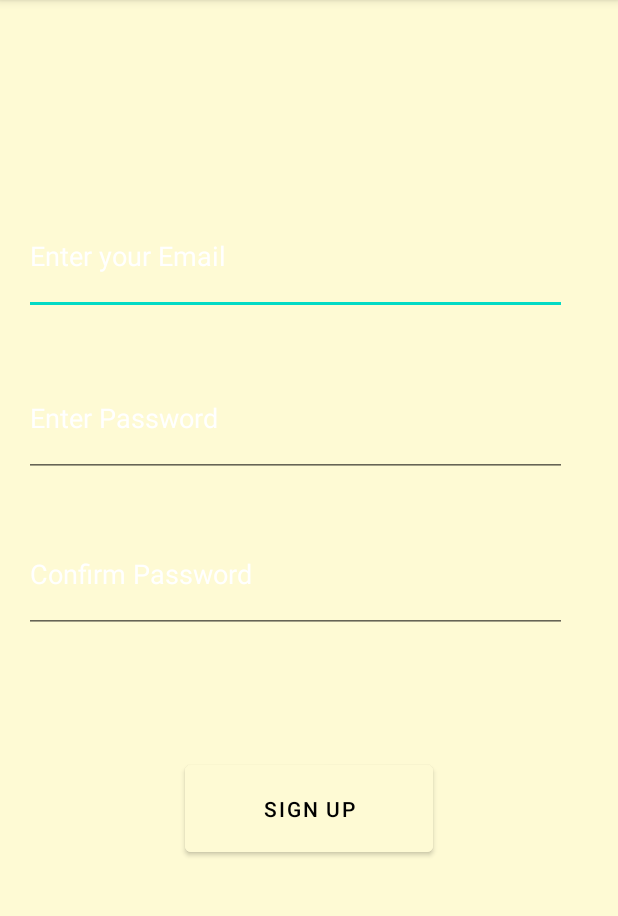
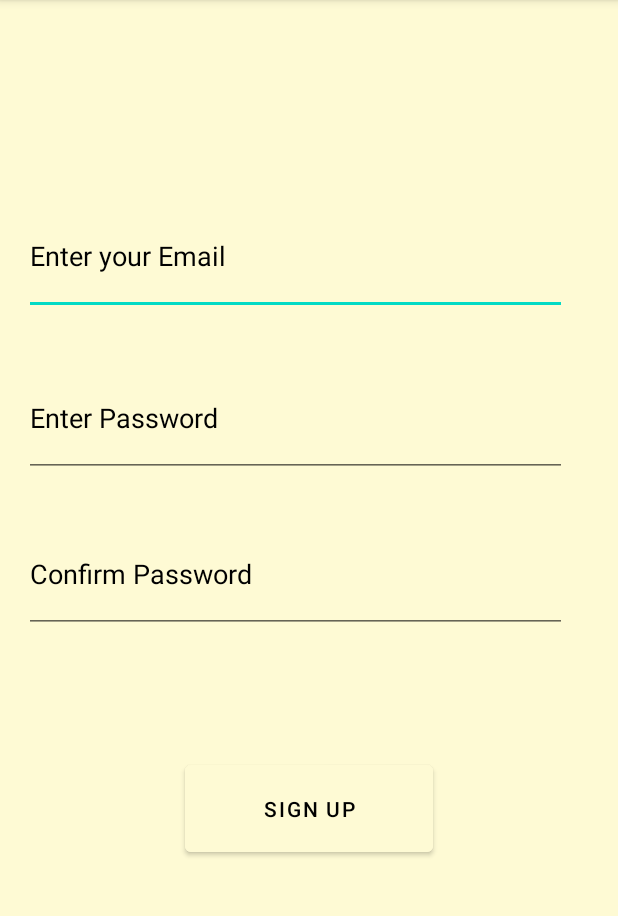
Before and after one commit to saigokhale/SelfBillingQRApp, an Android app: the SignupActivity screen opened directly, with no data from a screen before it, on a phone screen of 412 x 824 dp, the part 84-1000 px from its top. Run offline under Robolectric (Android 15) with nearby library versions, the phone set to English and light mode, and no system bars.

Commit message:
initial commit

```diff
--- a/app/src/main/res/layout/activity_signup.xml
+++ b/app/src/main/res/layout/activity_signup.xml
@@ -13,7 +13,8 @@
         android:layout_height="78dp"
         android:layout_marginTop="132dp"
         android:hint="@string/enter_email"
-        android:textColorHint="@color/white"
+        android:textColor="@color/black"
+        android:textColorHint="@color/black"
         android:inputType="textEmailAddress"
         app:layout_constraintEnd_toEndOf="parent"
         app:layout_constraintHorizontal_bias="0.326"
@@ -26,7 +27,8 @@
         android:layout_height="78dp"
         android:layout_marginTop="240dp"
         android:hint="@string/enter_password1"
-        android:textColorHint="@color/white"
+        android:textColorHint="@color/black"
+        android:textColor="@color/black"
         android:inputType="textEmailAddress"
         app:layout_constraintEnd_toEndOf="parent"
         app:layout_constraintHorizontal_bias="0.326"
@@ -39,8 +41,9 @@
         android:layout_height="78dp"
         android:layout_marginTop="344dp"
         android:hint="@string/confirm_password"
-        android:textColorHint="@color/white"
+        android:textColorHint="@color/black"
         android:inputType="textEmailAddress"
+        android:textColor="@color/black"
         app:layout_constraintEnd_toEndOf="parent"
         app:layout_constraintHorizontal_bias="0.326"
         app:layout_constraintStart_toStartOf="parent"
```
